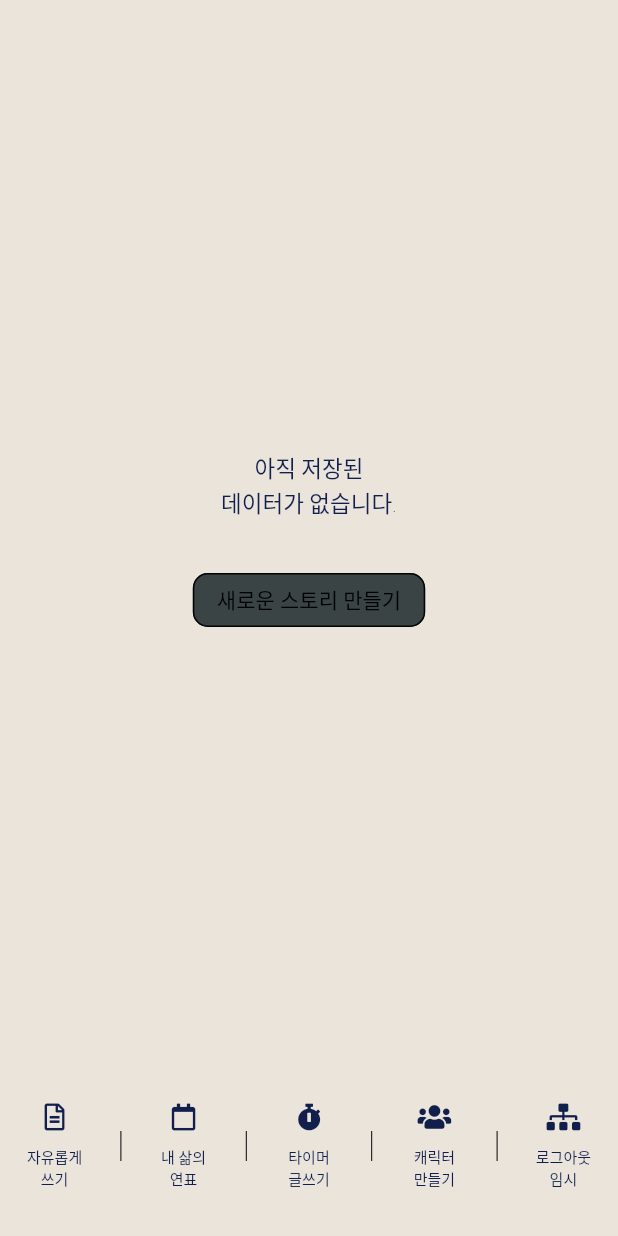
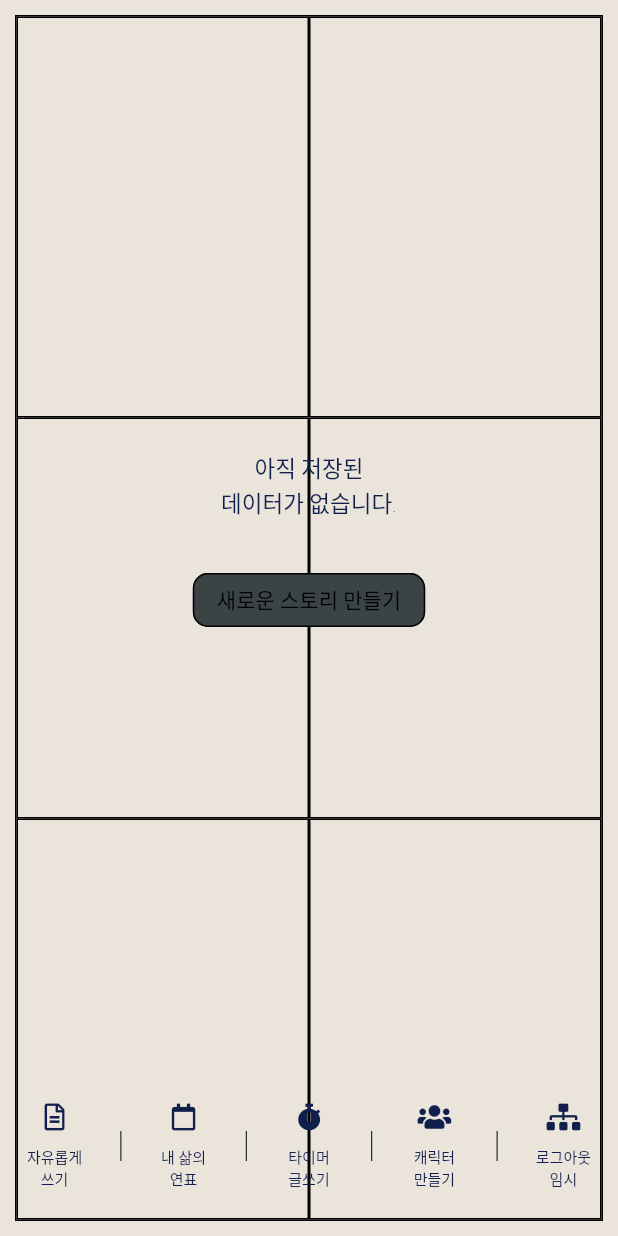
Before and after one commit to randomizedlife01/project_writer, a Flutter app: the screen it shows after launch, on a phone screen of 412 x 824 dp. Run offline on Flutter 3.47's test engine with Material 2 defaults, Android fonts, the phone set to English and light mode, and no system bars; our stand-ins replace carousel_slider, dotted_line, email_validator, flutter_keyboard_visibility, flutter_slidable, font_awesome_flutter and 3 more; missing offline and left inert: amplify_analytics_pinpoint, amplify_auth_cognito, amplify_core, amplify_datastore, amplify_datastore_plugin_interface, amplify_flutter and 1 more; Roboto replaces fonts that are missing (GothicA1).

Commit message:
project V04 표지 디자인 변경 전....

```diff
--- a/lib/pages/document/intro_page/intro_page.dart
+++ b/lib/pages/document/intro_page/intro_page.dart
@@ -22,6 +22,7 @@ class IntroPage extends StatelessWidget {
 
   Widget documentView({BuildContext context, IntroDocumentController state, int index}) {
     return Container(
+      color: Color(0xFFebe4db),
       child: Stack(
         children: [
           // IntroDocumentImage(
@@ -111,6 +112,7 @@ class IntroPage extends StatelessWidget {
       builder: (controller) {
         if (controller.document.isNotEmpty) {
           return Container(
+            color: Colors.transparent,
             child: CarouselSlider.builder(
               options: CarouselOptions(
                 aspectRatio: 2.0,
@@ -208,8 +210,80 @@ class IntroPage extends StatelessWidget {
       body: SafeArea(
         child: Padding(
           padding: const EdgeInsets.all(10.0),
+          child: Stack(
+            children: [
+              Container(
+                width: MediaQuery.of(context).size.width,
+                height: MediaQuery.of(context).size.height,
+                child: Column(
+                  children: [
+                    Expanded(
+                      child: Row(
+                        children: [
+                          Expanded(
                             child: Container(
-            child: Column(
+                              decoration: BoxDecoration(
+                                border: Border.all(),
+                              ),
+                            ),
+                          ),
+                          Expanded(
+                            child: Container(
+                              decoration: BoxDecoration(
+                                border: Border.all(),
+                              ),
+                            ),
+                          ),
+                        ],
+                      ),
+                    ),
+                    Expanded(
+                      child: Row(
+                        children: [
+                          Expanded(
+                            child: Container(
+                              decoration: BoxDecoration(
+                                border: Border.all(),
+                              ),
+                            ),
+                          ),
+                          Expanded(
+                            child: Container(
+                              decoration: BoxDecoration(
+                                border: Border.all(),
+                              ),
+                            ),
+                          ),
+                        ],
+                      ),
+                    ),
+                    Expanded(
+                      child: Row(
+                        children: [
+                          Expanded(
+                            child: Container(
+                              decoration: BoxDecoration(
+                                border: Border.all(),
+                              ),
+                            ),
+                          ),
+                          Expanded(
+                            child: Container(
+                              decoration: BoxDecoration(
+                                border: Border.all(),
+                              ),
+                            ),
+                          ),
+                        ],
+                      ),
+                    ),
+                  ],
+                ),
+                decoration: BoxDecoration(
+                  border: Border.all(),
+                ),
+              ),
+              Column(
                 mainAxisSize: MainAxisSize.max,
                 children: [
                   userInfo(),
@@ -217,6 +291,7 @@ class IntroPage extends StatelessWidget {
                   bottomButtonList(context),
                 ],
               ),
+            ],
           ),
         ),
       ),
--- a/pubspec.yaml
+++ b/pubspec.yaml
@@ -49,6 +49,7 @@ dependencies:
   flutter_material_pickers:
   get:
   keyboard_actions: ^3.4.0
+  dotted_line: ^3.0.0
 
 
 
```
Also changed, not shown: lib/pages/document/my_life_page/parts/component/my_life_body.dart (+42 -9 lines), pubspec.lock. Lines whose indentation alone changed are shown as unchanged.
